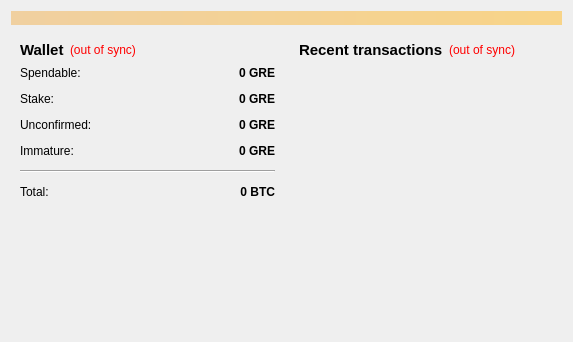
This is src/qt/forms/overviewpage.ui in landcoin-ldc/landcoin as Qt 5 draws it before an edit. The edited form follows.
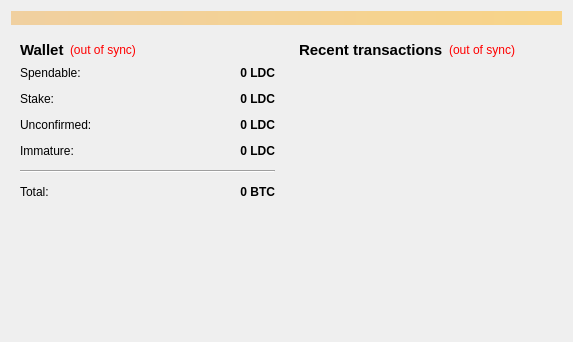
This is the edited form.

```diff
--- a/src/qt/forms/overviewpage.ui
+++ b/src/qt/forms/overviewpage.ui
@@ -118,7 +118,7 @@
                <string>Your current spendable balance</string>
               </property>
               <property name="text">
-               <string notr="true">0 GRE</string>
+               <string notr="true">0 LDC</string>
               </property>
               <property name="alignment">
                <set>Qt::AlignRight|Qt::AlignTrailing|Qt::AlignVCenter</set>
@@ -150,7 +150,7 @@
                <string>Total of coins that was staked, and do not yet count toward the current balance</string>
               </property>
               <property name="text">
-               <string notr="true">0 GRE</string>
+               <string notr="true">0 LDC</string>
               </property>
               <property name="alignment">
                <set>Qt::AlignRight|Qt::AlignTrailing|Qt::AlignVCenter</set>
@@ -182,7 +182,7 @@
                <string>Total of transactions that have yet to be confirmed, and do not yet count toward the current balance</string>
               </property>
               <property name="text">
-               <string notr="true">0 GRE</string>
+               <string notr="true">0 LDC</string>
               </property>
               <property name="alignment">
                <set>Qt::AlignRight|Qt::AlignTrailing|Qt::AlignVCenter</set>
@@ -211,7 +211,7 @@
                <string>Mined balance that has not yet matured</string>
               </property>
               <property name="text">
-               <string notr="true">0 GRE</string>
+               <string notr="true">0 LDC</string>
               </property>
               <property name="alignment">
                <set>Qt::AlignRight|Qt::AlignTrailing|Qt::AlignVCenter</set>
```
Left out of the diff: 4 changed lines with no effect on the pictures.
